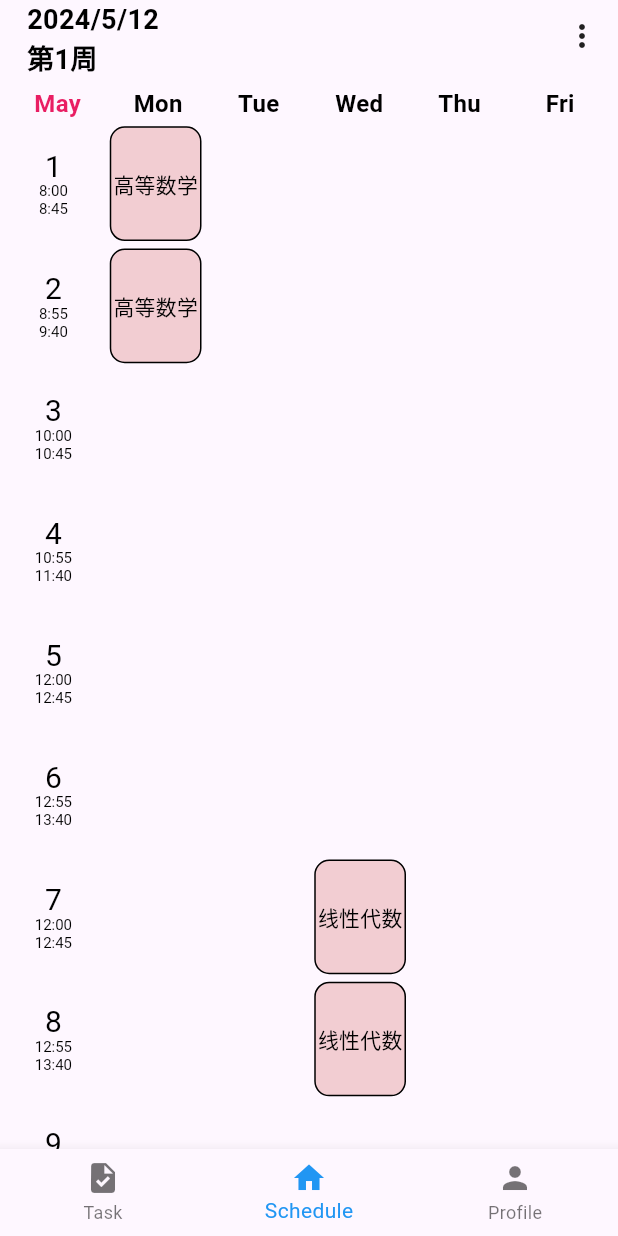
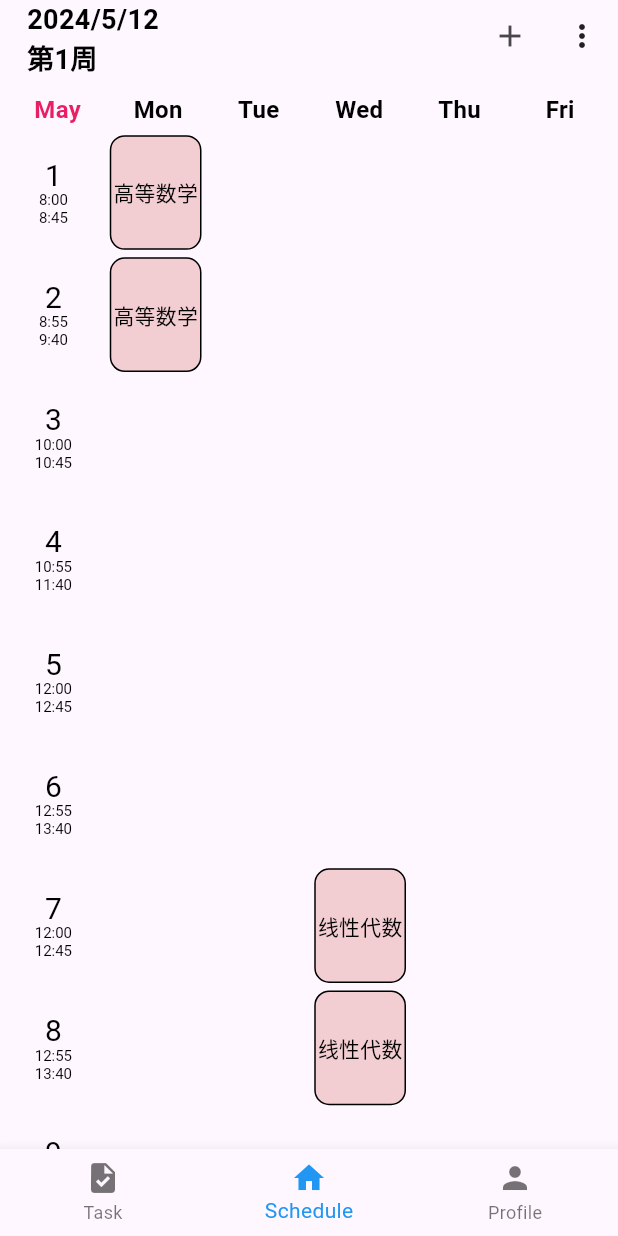
Before and after one commit to lostgeek3/Project7, a Flutter app: the screen it shows after launch, on a phone screen of 412 x 824 dp. Run offline on Flutter 3.47's test engine with Material 3 defaults, Android fonts, the phone set to English and light mode, and no system bars; our stand-ins replace logger, sqflite, sqflite_common_ffi; accounts and stored records are empty.

Commit message:
增加添加课程
纯前端

接下来：
1. 美化ui
2. 与前端硬编码数据交互

```diff
--- a/awesome_schedule/lib/pages/homePage.dart
+++ b/awesome_schedule/lib/pages/homePage.dart
@@ -14,21 +14,13 @@ class _HomePageState extends State<HomePage> {
   // 导航栏状态
   int _selectedIndex = 1;
 
-  static const List<Widget> _widgetOptions = <Widget>[
-    Text(
+  static  final List<Widget> _widgetOptions = <Widget>[
+    const Text(
       '任务',
       style: TextStyle(fontSize: 35, fontWeight: FontWeight.bold),
     ),
-    Column(children: [
-          // Expanded(
-          //   child: ScheduleColumnHeader(),
-          // ),
-          Expanded(
-            child: Schedule(),
-          ),
-        ]
-    ),
-    UserWidget()
+    const Schedule(),
+    const UserWidget()
   ];
 
   void _onItemTapped(int index) {
--- a/awesome_schedule/lib/widgets/scheduleWidget.dart
+++ b/awesome_schedule/lib/widgets/scheduleWidget.dart
@@ -1,11 +1,13 @@
 import 'dart:math';
 
 import 'package:awesome_schedule/models/timeInfo.dart';
+import 'package:flutter/cupertino.dart';
 import 'package:flutter/material.dart';
+import 'package:flutter/widgets.dart';
 import 'package:logger/logger.dart';
 
 import 'package:awesome_schedule/temp/scheduleDemo.dart';
-import 'package:awesome_schedule/pages/SettingPage.dart';
+import 'package:awesome_schedule/widgets/addCourseForm.dart';
 
 var logger = Logger(
   printer: PrettyPrinter(
@@ -63,9 +65,6 @@ class Schedule extends StatefulWidget {
     return ScheduleState();
   }
 }
-
-
-
 
 class ScheduleState extends State<Schedule> {
   // 一天的课程节数
@@ -308,29 +307,34 @@ class ScheduleState extends State<Schedule> {
 
   @override
   Widget build(BuildContext context) {
-    return AspectRatio(
-        aspectRatio: 1,
-      child: Stack(
+    return Stack(
         children: [
           Column(
             children: [
               Expanded(
                 flex: 2,
-                child: Container(),
-              ),
-              Expanded(
-                child: _initScheduleHeader(),
-              ),
-              Expanded(
-                flex: courseNum * 2,
-                child: _initScheduleContent(),
-              ),
-            ],
-          ),
+                child: Stack(
+                    children: [
+                      // 右上角一排按钮
                       Positioned(
                         top: 0,
                         right: 0,
-            child: PopupMenuButton<int>(
+                        child: Row(
+                          children: [
+                            /// 添加课程
+                            IconButton(
+                              icon: const Icon(Icons.add),
+                              onPressed: () {
+                                showDialog(
+                                  context: context,
+                                  builder: (BuildContext context) {
+                                    return AddCourseDialog();
+                                  },
+                                );
+                              },
+                            ),
+                            /// 更多
+                            PopupMenuButton<int>(
                               itemBuilder: (context) => [
                                 const PopupMenuItem(
                                   value: 1,
@@ -340,14 +344,36 @@ class ScheduleState extends State<Schedule> {
                               icon: const Icon(Icons.more_vert),
                               onSelected: (value) {
                                 if (value == 1) {
+                                  /// 设置
                                   showModalBottomSheet(
                                     context: context,
                                     builder: (context) {
                                       bool localShowWeekend = showWeekend;
+                                      int localCurrentWeek = currentWeek;
                                       return StatefulBuilder(
                                         builder: (BuildContext context, StateSetter setState) {
                                           return ListView(
                                             children: [
+                                              /// 切换周数
+                                              ListTile(
+                                                title: const Text('周数'),
+                                                subtitle: Slider(
+                                                  value: localCurrentWeek.toDouble(),
+                                                  min: 1.0,
+                                                  max: weekNum.toDouble(),
+                                                  divisions: weekNum - 1,
+                                                  label: '第$localCurrentWeek周',
+                                                  onChanged: (double value) {
+                                                    setState(() {
+                                                      localCurrentWeek = value.round();
+                                                    });
+                                                    this.setState(() {
+                                                      currentWeek = value.round();
+                                                    });
+                                                  },
+                                                ),
+                                              ),
+                                              /// 是否显示周末
                                               SwitchListTile(
                                                 title: const Text('是否显示周六、周日'),
                                                 value: localShowWeekend,
@@ -369,8 +395,9 @@ class ScheduleState extends State<Schedule> {
                                 }
                               },
                             ),
+                          ],
                         ),
-          Positioned(
+                      ),                      Positioned(
                         top: 0,
                         left: 18,
                         child: Text(
@@ -382,9 +409,19 @@ class ScheduleState extends State<Schedule> {
                             fontWeight: FontWeight.bold,
                           ),
                         ),
-          )
+                      )])
+              ),
+
+              Expanded(
+                child: _initScheduleHeader(),
+              ),
+              Expanded(
+                flex: 24,
+                child: _initScheduleContent(),
+              ),
             ],
-      )
+          ),
+        ],
       );
   }
 }
```
Also changed, not shown: awesome_schedule/lib/widgets/addCourseForm.dart (added, +233 -0 lines), 2 other files. Lines whose indentation alone changed are shown as unchanged.
